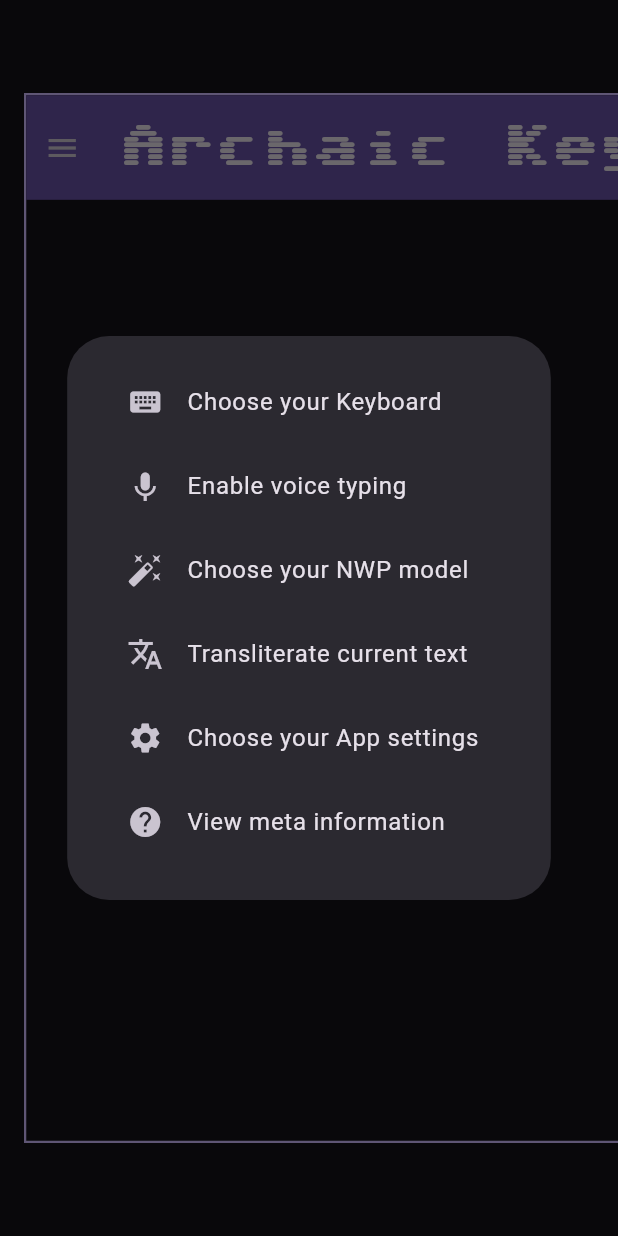
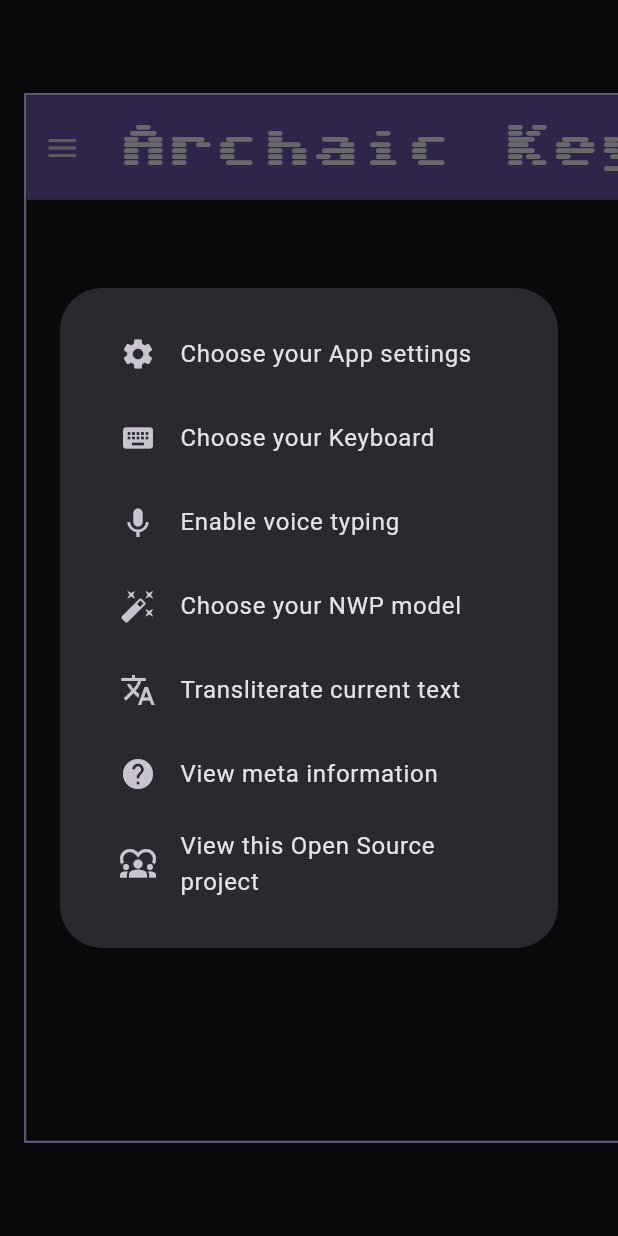
Before and after one commit to indraneel12/archaic-keys, a Flutter app: the screen it shows after launch, after a tap on the "menu" icon, on a phone screen of 412 x 824 dp. Run offline on Flutter 3.47's test engine with Material 3 defaults, Android fonts, the phone set to English and light mode, and no system bars.

Commit message:
added Repository button (plus Control Menu refactoring)

```diff
--- a/app/lib/src/control_menu/about_app_menu.dart
+++ b/app/lib/src/control_menu/about_app_menu.dart
@@ -5,11 +5,10 @@
 
 import 'package:flutter/material.dart';
 
-import 'package:url_launcher/url_launcher.dart';
-
 import 'package:app/src/constants.dart';
 
 import 'menu.dart';
+import 'view_project_feature.dart';
 
 class AboutAppMenu extends Menu {
   const AboutAppMenu(BuildContext context)
@@ -24,7 +23,7 @@ class AboutAppMenu extends Menu {
       child: ListBody(
         children: <Widget>[
           InkWell(
-            onTap: () => launchUrl(Uri.parse(AppMeta.repositoryURL)),
+            onTap: () => ViewProjectFeature.openAppRepository(),
             child: Container(
               alignment: Alignment.center,
               child: ClipRRect(
--- a/app/lib/src/control_menu/control_menu.dart
+++ b/app/lib/src/control_menu/control_menu.dart
@@ -12,6 +12,7 @@ import 'nwp_model_menu.dart';
 import 'transliterate_feature.dart';
 import 'settings_menu.dart';
 import 'about_app_menu.dart';
+import 'view_project_feature.dart';
 
 export 'menu.dart';
 export 'keyboard_menu.dart';
@@ -20,6 +21,7 @@ export 'nwp_model_menu.dart';
 export 'transliterate_feature.dart';
 export 'settings_menu.dart';
 export 'about_app_menu.dart';
+export 'view_project_feature.dart';
 
 class ControlMenu extends Menu {
   const ControlMenu(BuildContext context)
@@ -29,69 +31,34 @@ class ControlMenu extends Menu {
           thumbnail: const Icon(Icons.menu),
         );
 
+  static List<AppFeature> buildControls(BuildContext context) => [
+        SettingsMenu(context),
+        KeyboardMenu(context),
+        VoiceTypingFeature(context),
+        NwpModelMenu(context),
+        TransliterateFeature(context),
+        AboutAppMenu(context),
+        ViewProjectFeature(context),
+      ];
+
   @override
   void show() {
     showDialog(
       context: context,
       builder: (BuildContext context) {
-        final keyboardMenu = KeyboardMenu(context);
-        final voiceTypingFeature = VoiceTypingFeature(context);
-        final nwpModelMenu = NwpModelMenu(context);
-        final transliterateFeature = TransliterateFeature(context);
-        final settingsMenu = SettingsMenu(context);
-        final aboutAppMenu = AboutAppMenu(context);
         return AlertDialog(
           content: SingleChildScrollView(
             child: ListBody(
               children: <Widget>[
-                ListTile(
-                  leading: keyboardMenu.thumbnail,
-                  title: Text(keyboardMenu.description),
-                  onTap: () {
-                    Navigator.of(context).pop();
-                    keyboardMenu.action();
-                  },
-                ),
-                ListTile(
-                  leading: voiceTypingFeature.thumbnail,
-                  title: Text(voiceTypingFeature.description),
-                  onTap: () {
-                    Navigator.of(context).pop();
-                    voiceTypingFeature.action();
-                  },
-                ),
-                ListTile(
-                  leading: nwpModelMenu.thumbnail,
-                  title: Text(nwpModelMenu.description),
-                  onTap: () {
-                    Navigator.of(context).pop();
-                    nwpModelMenu.action();
-                  },
-                ),
-                ListTile(
-                  leading: transliterateFeature.thumbnail,
-                  title: Text(transliterateFeature.description),
-                  onTap: () {
-                    Navigator.of(context).pop();
-                    transliterateFeature.action();
-                  },
-                ),
-                ListTile(
-                  leading: settingsMenu.thumbnail,
-                  title: Text(settingsMenu.description),
-                  onTap: () {
-                    Navigator.of(context).pop();
-                    settingsMenu.action();
-                  },
-                ),
-                ListTile(
-                  leading: aboutAppMenu.thumbnail,
-                  title: Text(aboutAppMenu.description),
-                  onTap: () {
-                    Navigator.of(context).pop();
-                    aboutAppMenu.action();
-                  },
-                ),
+                for (final feature in ControlMenu.buildControls(context))
+                  ListTile(
+                    leading: feature.thumbnail,
+                    title: Text(feature.description),
+                    onTap: () {
+                      Navigator.of(context).pop();
+                      feature.action();
+                    },
+                  ),
               ],
             ),
           ),
--- a/app/lib/src/control_menu/control_menu_header.dart
+++ b/app/lib/src/control_menu/control_menu_header.dart
@@ -14,8 +14,8 @@ class ControlMenuHeader extends StatelessWidget {
 
   static bool isSpacious({required double width, required double height}) {
     // TODO: implement accurate App Header responsiveness
-    return (width > 600.0 && (width / height) > 2.0) ||
-        ((width / height) > 1.25 &&
+    return (width > 650.0 && (width / height) > 2.0) ||
+        ((width / height) > 1.35 &&
             width > AppDimensions.minWidth &&
             height > AppDimensions.minHeight);
   }
@@ -24,14 +24,6 @@ class ControlMenuHeader extends StatelessWidget {
   Widget build(BuildContext context) {
     return LayoutBuilder(
       builder: (BuildContext context, BoxConstraints constraints) {
-        final controls = [
-          KeyboardMenu(context),
-          VoiceTypingFeature(context),
-          NwpModelMenu(context),
-          TransliterateFeature(context),
-          SettingsMenu(context),
-          AboutAppMenu(context),
-        ];
         final spacious = ControlMenuHeader.isSpacious(
           width: MediaQuery.sizeOf(context).width,
           height: MediaQuery.sizeOf(context).height,
@@ -53,7 +45,7 @@ class ControlMenuHeader extends StatelessWidget {
             ),
             const Spacer(),
             if (spacious)
-              for (final feature in controls)
+              for (final feature in ControlMenu.buildControls(context))
                 FittedBox(
                   child: IconButton(
                     icon: feature.thumbnail,
--- a/app/lib/src/control_menu/menu.dart
+++ b/app/lib/src/control_menu/menu.dart
@@ -4,6 +4,8 @@
 // SPDX-License-Identifier: BSD-3-Clause
 
 import 'package:app/src/app_feature.dart';
+
+export 'package:app/src/app_feature.dart';
 
 abstract class Menu extends AppFeature {
   const Menu({
--- /dev/null
+++ b/app/lib/src/control_menu/view_project_feature.dart
@@ -0,0 +1,28 @@
+// Copyright (c) 2024, Indraneel Rajeevan
+// Copyright (c) 2024, Deepen Shrestha
+//
+// SPDX-License-Identifier: BSD-3-Clause
+
+import 'package:flutter/material.dart';
+
+import 'package:url_launcher/url_launcher.dart';
+
+import 'package:app/src/constants.dart';
+import 'package:app/src/app_feature.dart';
+
+class ViewProjectFeature extends AppFeature {
+  const ViewProjectFeature(BuildContext context)
+      : super(
+          context: context,
+          description: 'View this Open Source project',
+          thumbnail: const Icon(Icons.diversity_1),
+        );
+
+  static void openAppRepository() =>
+      launchUrl(Uri.parse(AppMeta.repositoryURL));
+
+  @override
+  void Function() get action {
+    return () => ViewProjectFeature.openAppRepository();
+  }
+}
```
